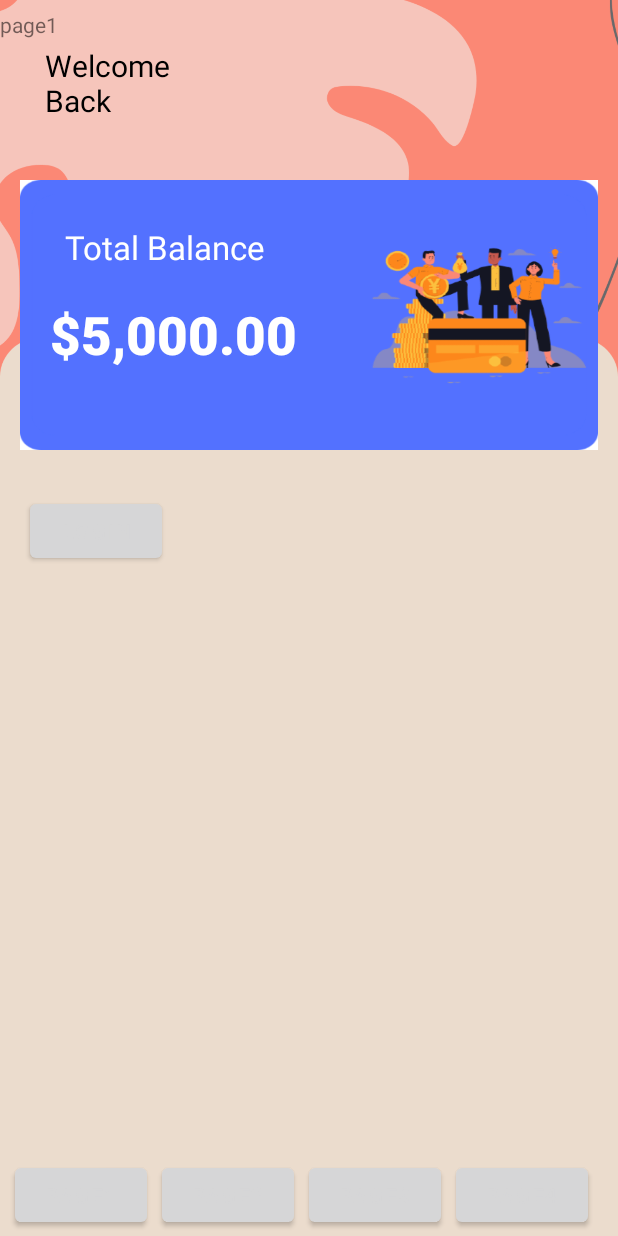
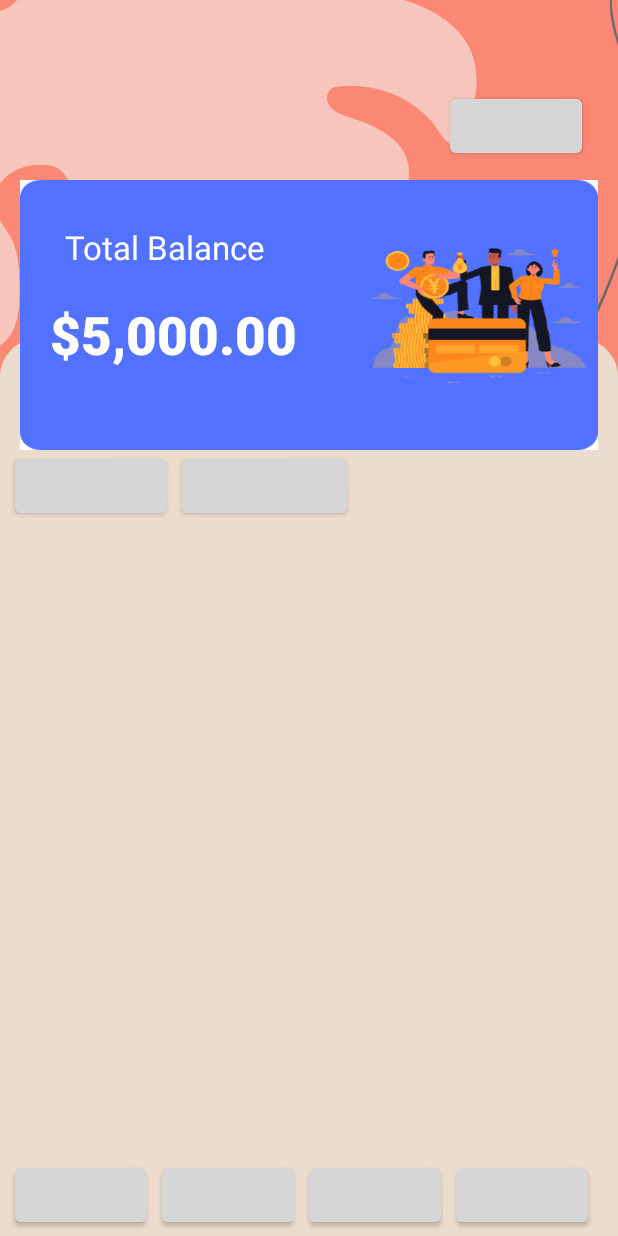
Before and after one commit to Bblackheart/Moneyapp, an Android app: the layout activity_first.xml on its own in the app's theme, with its tools: preview values and no code run, on a phone screen of 412 x 824 dp. Run offline under Robolectric (Android 15) with nearby library versions, the phone set to English and light mode, and no system bars.

Commit message:
เพิ่มรายรับรายจ่าย

```diff
--- a/app/src/main/AndroidManifest.xml
+++ b/app/src/main/AndroidManifest.xml
@@ -9,6 +9,12 @@
         android:roundIcon="@mipmap/ic_launcher_round"
         android:supportsRtl="true"
         android:theme="@style/Theme.Firebaseapp">
+        <activity
+            android:name=".RevenueActivity"
+            android:exported="true" />
+        <activity
+            android:name=".expensesActivity"
+            android:exported="true" />
         <activity
             android:name=".Page4"
             android:exported="true" />
--- a/app/src/main/java/com/hellokh/sovary/firebaseapp/FirstActivity.java
+++ b/app/src/main/java/com/hellokh/sovary/firebaseapp/FirstActivity.java
@@ -1,11 +1,11 @@
 package com.hellokh.sovary.firebaseapp;
-
-import androidx.appcompat.app.AppCompatActivity;
 
 import android.content.Intent;
 import android.os.Bundle;
 import android.view.View;
 import android.widget.Button;
+
+import androidx.appcompat.app.AppCompatActivity;
 
 public class FirstActivity extends AppCompatActivity {
 
--- a/app/src/main/java/com/hellokh/sovary/firebaseapp/MainActivity.java
+++ b/app/src/main/java/com/hellokh/sovary/firebaseapp/MainActivity.java
@@ -38,8 +38,8 @@ public class MainActivity extends AppCompatActivity {
         });
 
         //Open First Activity
-        Button buttonFirstPage = findViewById(R.id.button_firstpage);
-        buttonFirstPage.setOnClickListener(new View.OnClickListener() {
+        Button button_firstpage = findViewById(R.id.button_firstpage);
+        button_firstpage.setOnClickListener(new View.OnClickListener() {
             @Override
             public void onClick(View v) {
                 Intent intent = new Intent(MainActivity.this, FirstActivity.class);
--- a/app/src/main/res/layout/activity_first.xml
+++ b/app/src/main/res/layout/activity_first.xml
@@ -5,6 +5,7 @@
     android:layout_width="match_parent"
     android:layout_height="match_parent"
     tools:context=".FirstActivity">
+
 
     <LinearLayout
         android:layout_width="match_parent"
@@ -16,29 +17,17 @@
         tools:layout_editor_absoluteY="4dp">
 
         <RelativeLayout
-            android:layout_width="157dp"
-            android:layout_height="110dp"
-            android:padding="30dp"
-            android:paddingLeft="25dp"
-            android:paddingRight="25dp">
+            android:layout_width="match_parent"
+            android:layout_height="110dp">
 
-            <TextView
-                android:id="@+id/t1"
+            <Button
+                android:id="@+id/login_btn"
                 android:layout_width="wrap_content"
                 android:layout_height="wrap_content"
-                android:text="Welcome Back"
-                android:textColor="#000"
-                android:textSize="20dp" />
-
-            <TextView
-                android:layout_width="wrap_content"
-                android:layout_height="wrap_content"
-                android:layout_below="@id/t1"
-                android:fontFamily="sans-serif-black"
-                android:letterSpacing="0.04"
-                android:text="USER"
-                android:textColor="#000"
-                android:textSize="28dp" />
+                android:layout_alignParentTop="true"
+                android:layout_marginTop="60dp"
+                android:layout_marginLeft="300dp"
+                android:text="login" />
 
         </RelativeLayout>
 
@@ -72,29 +61,35 @@
 
         </LinearLayout>
 
-        <Button
-            android:id="@+id/login_btn"
-            android:layout_width="wrap_content"
-            android:layout_height="wrap_content"
-            android:layout_marginTop="30dp"
-            android:layout_marginLeft="20dp"
-            android:text="login" />
+        <TableLayout
+            android:layout_width="413dp"
+            android:layout_height="51dp"
+            app:layout_constraintBottom_toBottomOf="parent"
+            tools:ignore="MissingConstraints">
 
+            <TableRow
+                android:layout_width="match_parent"
+                android:layout_height="match_parent">
 
+                <Button
+                    android:id="@+id/revenuebtn"
+                    android:layout_width="wrap_content"
+                    android:layout_height="wrap_content"
+                    android:layout_marginLeft="10dp"
+                    android:text="revenue" />
+
+                <Button
+                    android:id="@+id/expensesbtn"
+                    android:layout_width="wrap_content"
+                    android:layout_height="wrap_content"
+                    android:layout_marginLeft="10dp"
+                    android:text="expenses" />
+
+            </TableRow>
+
+        </TableLayout>
 
     </LinearLayout>
-
-    <TextView
-        android:layout_width="wrap_content"
-        android:layout_height="wrap_content"
-        android:text="page1"
-        app:layout_constraintBottom_toBottomOf="parent"
-        app:layout_constraintHorizontal_bias="0.0"
-        app:layout_constraintLeft_toLeftOf="parent"
-        app:layout_constraintRight_toRightOf="parent"
-        app:layout_constraintTop_toTopOf="parent"
-        app:layout_constraintVertical_bias="0.008" />
-
 
     <TableLayout
         android:layout_width="413dp"
--- a/app/src/main/res/layout/activity_main.xml
+++ b/app/src/main/res/layout/activity_main.xml
@@ -53,12 +53,15 @@
             android:layout_marginRight="70dp"
             android:text="Register" />
 
+
+
         <Button
             android:id="@+id/button_firstpage"
             android:layout_width="match_parent"
             android:layout_height="wrap_content"
             android:layout_below="@+id/button_register"
             android:layout_marginLeft="100dp"
+            android:layout_marginTop="0dp"
             android:layout_marginRight="100dp"
             android:text="Go To FirstPage" />
 
--- a/app/src/main/res/layout/activity_page2.xml
+++ b/app/src/main/res/layout/activity_page2.xml
@@ -80,8 +80,8 @@
         android:layout_height="wrap_content"
         android:layout_below="@id/textview1_result"
         android:layout_marginLeft="30dp"
+        android:layout_marginTop="20dp"
         android:layout_toRightOf="@id/button_add"
-        android:layout_marginTop="20dp"
         android:text="clear" />
 
     <Button
```
Also changed, not shown: app/src/main/java/com/hellokh/sovary/firebaseapp/RevenueActivity.java (added, +14 -0 lines), app/src/main/java/com/hellokh/sovary/firebaseapp/expensesActivity.java (added, +14 -0 lines), app/src/main/res/layout/activity_expenses.xml (added, +132 -0 lines), app/src/main/res/layout/activity_revenue.xml (added, +131 -0 lines).
